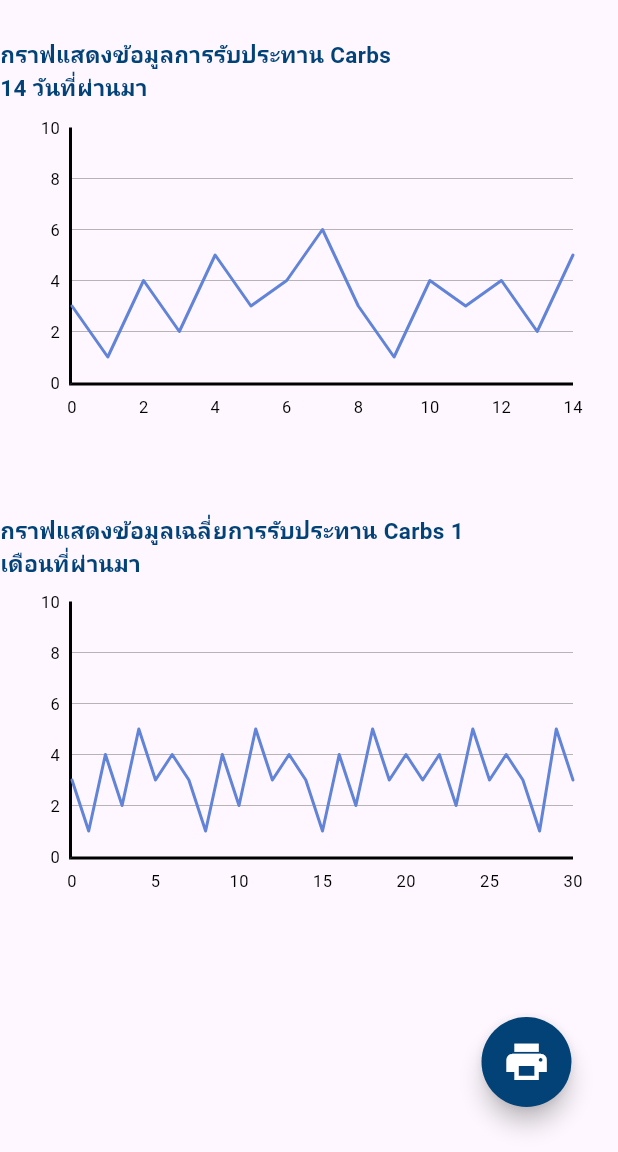
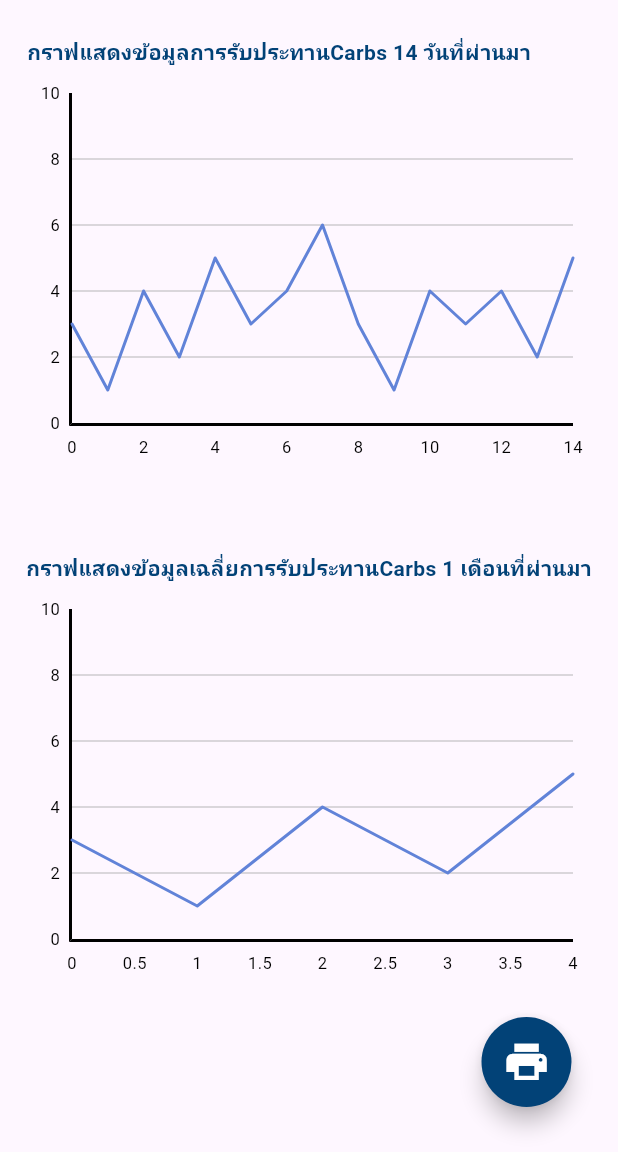
Before and after one commit to Charinthorn/diabetes_app, a Flutter app: the Food screen opened directly, after a tap on the "equalizer" icon, on a phone screen of 412 x 824 dp, the part 84-1236 px from its top. Run offline on Flutter 3.47's test engine with Material 3 defaults, Android fonts, the light colour scheme and no system bars; drawn by our look-alikes of fl_chart; our stand-ins replace flutter_local_notifications, flutter_staggered_animations, image_cropper, image_picker, percent_indicator; missing offline and left inert: alarm, google_ml_kit; project files that could hold a hidden picture were left out.

Commit message:
new commit

```diff
--- a/lib/pages/graph_food.dart
+++ b/lib/pages/graph_food.dart
@@ -39,11 +39,11 @@ class _MyAppState extends State<Graph_food> with TickerProviderStateMixin {
         body: Container(
           child: Column(children: <Widget>[
             Container(
-              padding: const EdgeInsets.only(top: 25, right: 130),
+              padding: const EdgeInsets.only(top: 25, right: 40),
               child:
-                  const Text('กราฟแสดงข้อมูลการรับประทาน Carbs 14 วันที่ผ่านมา',
+                  const Text('กราฟแสดงข้อมูลการรับประทานCarbs 14 วันที่ผ่านมา',
                       style: TextStyle(
-                        fontSize: 15,
+                        fontSize: 14,
                         color: Color.fromARGB(255, 2, 66, 119),
                         fontWeight: FontWeight.bold,
                       ),
@@ -54,8 +54,8 @@ class _MyAppState extends State<Graph_food> with TickerProviderStateMixin {
             ),
             Container(
               padding: const EdgeInsets.only(right: 30),
-              width: 500, // กำหนดความกว้างของกราฟ
-              height: 200, // กำหนดความสูงของกราฟ
+              width: 800, // กำหนดความกว้างของกราฟ
+              height: 250, // กำหนดความสูงของกราฟ
               child: LineChartSample1(),
             ),
             const Divider(
@@ -65,11 +65,11 @@ class _MyAppState extends State<Graph_food> with TickerProviderStateMixin {
               color: Colors.transparent,
             ),
             Container(
-              padding: const EdgeInsets.only(top: 25, right: 90),
+              padding: const EdgeInsets.only(top: 25),
               child: const Text(
-                  'กราฟแสดงข้อมูลเฉลี่ยการรับประทาน Carbs 1 เดือนที่ผ่านมา',
+                  'กราฟแสดงข้อมูลเฉลี่ยการรับประทานCarbs 1 เดือนที่ผ่านมา',
                   style: TextStyle(
-                    fontSize: 15,
+                    fontSize: 14,
                     color: Color.fromARGB(255, 2, 66, 119),
                     fontWeight: FontWeight.bold,
                   ),
@@ -80,8 +80,8 @@ class _MyAppState extends State<Graph_food> with TickerProviderStateMixin {
             ),
             Container(
               padding: const EdgeInsets.only(right: 30),
-              width: 500, // กำหนดความกว้างของกราฟ
-              height: 200, // กำหนดความสูงของกราฟ
+              width: 1000, // กำหนดความกว้างของกราฟ
+              height: 250, // กำหนดความสูงของกราฟ
               child: LineChartSample2(),
             ),
           ]),
@@ -205,7 +205,7 @@ class LineChartSample2 extends StatelessWidget {
           ),
         ), //เส้นกรอบ
         minX: 0,
-        maxX: 30,
+        maxX: 4,
         minY: 0,
         maxY: 10,
         lineBarsData: [
@@ -216,32 +216,6 @@ class LineChartSample2 extends StatelessWidget {
               FlSpot(2, 4),
               FlSpot(3, 2),
               FlSpot(4, 5),
-              FlSpot(5, 3),
-              FlSpot(6, 4),
-              FlSpot(7, 3),
-              FlSpot(8, 1),
-              FlSpot(9, 4),
-              FlSpot(10, 2),
-              FlSpot(11, 5),
-              FlSpot(12, 3),
-              FlSpot(13, 4),
-              FlSpot(14, 3),
-              FlSpot(15, 1),
-              FlSpot(16, 4),
-              FlSpot(17, 2),
-              FlSpot(18, 5),
-              FlSpot(19, 3),
-              FlSpot(20, 4),
-              FlSpot(21, 3),
-              FlSpot(22, 4),
-              FlSpot(23, 2),
-              FlSpot(24, 5),
-              FlSpot(25, 3),
-              FlSpot(26, 4),
-              FlSpot(27, 3),
-              FlSpot(28, 1),
-              FlSpot(29, 5),
-              FlSpot(30, 3)
             ],
 
             colors: [const Color.fromARGB(255, 97, 131, 216)], //สีเส้นกราฟ
--- a/lib/pages/homepage.dart
+++ b/lib/pages/homepage.dart
@@ -109,13 +109,13 @@ class _GridViewPageState extends State<GridViewPage>
 
       body: Padding(
         padding: const EdgeInsets.symmetric(
-            vertical: 30, horizontal: 1), //แนวตั้งนอนก่อนปุ่ม
+            vertical: 30, horizontal: 7), //แนวตั้งนอนก่อนปุ่ม
         child: AnimationLimiter(
             child: GridView.builder(
                 gridDelegate: const SliverGridDelegateWithFixedCrossAxisCount(
-                  crossAxisCount: 2,
-                  crossAxisSpacing: 30, // ช่องว่างระหว่างคอลัมน์
-                  mainAxisSpacing: 100, // ช่องว่างระหว่างแถว
+                  crossAxisCount: 1,
+                  crossAxisSpacing: 10, // ช่องว่างระหว่างคอลัมน์
+                  mainAxisSpacing: 10, // ช่องว่างระหว่างแถว
                 ),
                 itemCount: _list.length,
                 itemBuilder: (BuildContext context, int index) {
@@ -178,24 +178,24 @@ class _GridViewPageState extends State<GridViewPage>
 
 Widget listItem(Category category) {
   return Card(
-      shape: RoundedRectangleBorder(borderRadius: BorderRadius.circular(10)),
+      shape: RoundedRectangleBorder(borderRadius: BorderRadius.circular(20)),
       child: Column(
         mainAxisSize: MainAxisSize.min,
         mainAxisAlignment: MainAxisAlignment.center,
         children: [
           Container(
-            width: 500,
-            height: 100,
+            width: 1000,
+            height: 250,
             padding: const EdgeInsets.all(2),
             child: Image.asset(category.image), //ขนาดรูป
           ),
           const SizedBox(
-            height: 20,
+            height: 10,
           ),
           Text(
             category.name,
             textAlign: TextAlign.center,
-            style: const TextStyle(fontSize: 15),
+            style: const TextStyle(fontSize: 28),
           )
         ],
       ));
```
Lines whose indentation alone changed are shown as unchanged.
